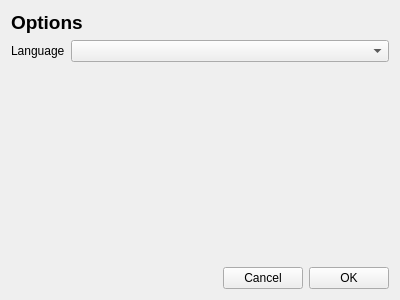
First picture: the form in ui/optionsEditor.ui, repository olk90/shift, before the edit.
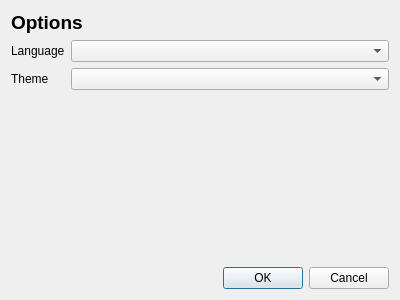
Second picture: the form after the edit.

Commit message:
added theme selection
used https://github.com/5yutan5/PyQtDarkTheme

```diff
--- a/ui/optionsEditor.ui
+++ b/ui/optionsEditor.ui
@@ -15,7 +15,7 @@
   </property>
   <layout class="QHBoxLayout" name="horizontalLayout">
    <item>
-    <layout class="QVBoxLayout" name="verticalLayout" stretch="0,1,0">
+    <layout class="QVBoxLayout" name="verticalLayout" stretch="0,1,0,0">
      <item>
       <widget class="QLabel" name="label_2">
        <property name="font">
@@ -42,6 +42,16 @@
        <item row="0" column="1">
         <widget class="QComboBox" name="languageBox"/>
        </item>
+       <item row="1" column="0">
+        <widget class="QLabel" name="label_3">
+         <property name="text">
+          <string>Theme</string>
+         </property>
+        </widget>
+       </item>
+       <item row="1" column="1">
+        <widget class="QComboBox" name="themeBox"/>
+       </item>
       </layout>
      </item>
      <item>
@@ -49,35 +59,15 @@
        <property name="spacing">
         <number>6</number>
        </property>
-       <item>
-        <spacer name="horizontalSpacer">
-         <property name="orientation">
-          <enum>Qt::Horizontal</enum>
-         </property>
-         <property name="sizeHint" stdset="0">
-          <size>
-           <width>40</width>
-           <height>20</height>
-          </size>
-         </property>
-        </spacer>
-       </item>
-       <item>
-        <widget class="QPushButton" name="cancelButton">
-         <property name="text">
-          <string>Cancel</string>
-         </property>
-        </widget>
-       </item>
-       <item>
-        <widget class="QPushButton" name="confirmButton">
-         <property name="text">
-          <string>OK</string>
-         </property>
-        </widget>
-       </item>
       </layout>
      </item>
+     <item>
+      <widget class="QDialogButtonBox" name="buttonBox">
+       <property name="standardButtons">
+        <set>QDialogButtonBox::Cancel|QDialogButtonBox::Ok</set>
+       </property>
+      </widget>
+     </item>
     </layout>
    </item>
   </layout>
```
The commit also changes 5 other files.
